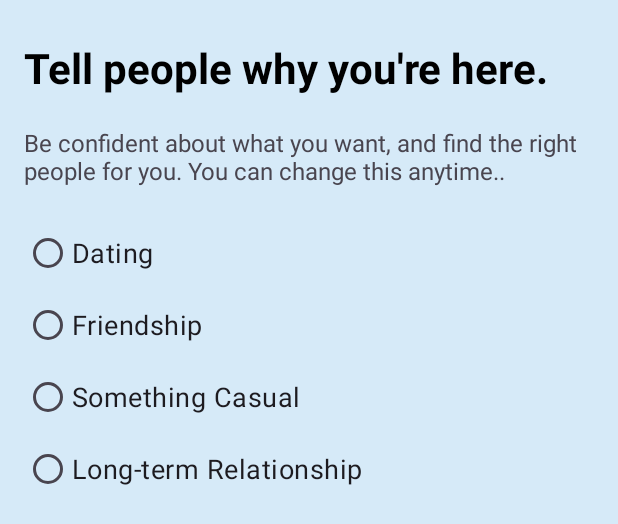
After one commit to bishal-dot/KuraKani, an Android app: the layout fragment_purpose.xml on its own in the app's theme, with its tools: preview values and no code run, on a phone screen of 412 x 824 dp. The commit adds this screen. Shown: the top 524 px of the screen. Run offline under Robolectric (Android 15) with nearby library versions, the phone set to English and light mode, and no system bars.

Commit message:
updated fragments

```diff
--- /dev/null
+++ b/app/src/main/res/layout/fragment_purpose.xml
@@ -0,0 +1,72 @@
+<?xml version="1.0" encoding="utf-8"?>
+<FrameLayout xmlns:android="http://schemas.android.com/apk/res/android"
+    xmlns:tools="http://schemas.android.com/tools"
+    android:layout_width="match_parent"
+    android:layout_height="match_parent"
+    android:background="@color/background"
+    tools:context=".Purpose">
+
+    <LinearLayout
+        android:layout_width="match_parent"
+        android:layout_height="wrap_content"
+        android:orientation="vertical"
+        android:padding="16dp"
+        android:layout_marginTop="10dp" >
+
+        <TextView
+            android:layout_width="wrap_content"
+            android:layout_height="wrap_content"
+            android:text="Tell people why you're here."
+            android:textSize="28sp"
+            android:textStyle="bold"
+            android:textColor="@color/black"
+            />
+
+        <TextView
+            android:layout_width="wrap_content"
+            android:layout_height="wrap_content"
+            android:text="Be confident about what you want, and find the right people for you. You can change this anytime.."
+            android:textSize="16sp"
+            android:layout_marginTop="20dp"
+            />
+
+        <RadioGroup
+            android:id="@+id/purposeRadioGroup"
+            android:layout_width="match_parent"
+            android:layout_height="wrap_content"
+            android:layout_marginTop="20dp"
+            android:orientation="vertical">
+
+            <RadioButton
+                android:id="@+id/rbDating"
+                android:layout_width="wrap_content"
+                android:layout_height="wrap_content"
+                android:text="Dating"
+                android:textSize="18sp"
+                />
+
+            <RadioButton
+                android:id="@+id/rbFriendship"
+                android:layout_width="wrap_content"
+                android:layout_height="wrap_content"
+                android:text="Friendship"
+                android:textSize="18sp"/>
+
+            <RadioButton
+                android:id="@+id/rbCasual"
+                android:layout_width="wrap_content"
+                android:layout_height="wrap_content"
+                android:text="Something Casual"
+                android:textSize="18sp"/>
+
+            <RadioButton
+                android:id="@+id/rbSerious"
+                android:layout_width="wrap_content"
+                android:layout_height="wrap_content"
+                android:text="Long-term Relationship"
+                android:textSize="18sp"/>
+        </RadioGroup>
+
+    </LinearLayout>
+
+</FrameLayout>
```
Also changed, not shown: app/src/main/java/com/example/kurakani/Location.java (added, +24 -0 lines), app/src/main/java/com/example/kurakani/ProfileSetupActivity.java (+12 -21 lines), app/src/main/java/com/example/kurakani/Purpose.java (added, +24 -0 lines), app/src/main/java/com/example/kurakani/SignupActivity.java (+9 -0 lines), app/src/main/res/drawable/border.xml (+3 -4 lines), app/src/main/res/layout/fragment_gender.xml (+7 -7 lines), app/src/main/res/layout/fragment_location.xml (added, +60 -0 lines), app/src/main/res/drawable/search.png (added).
